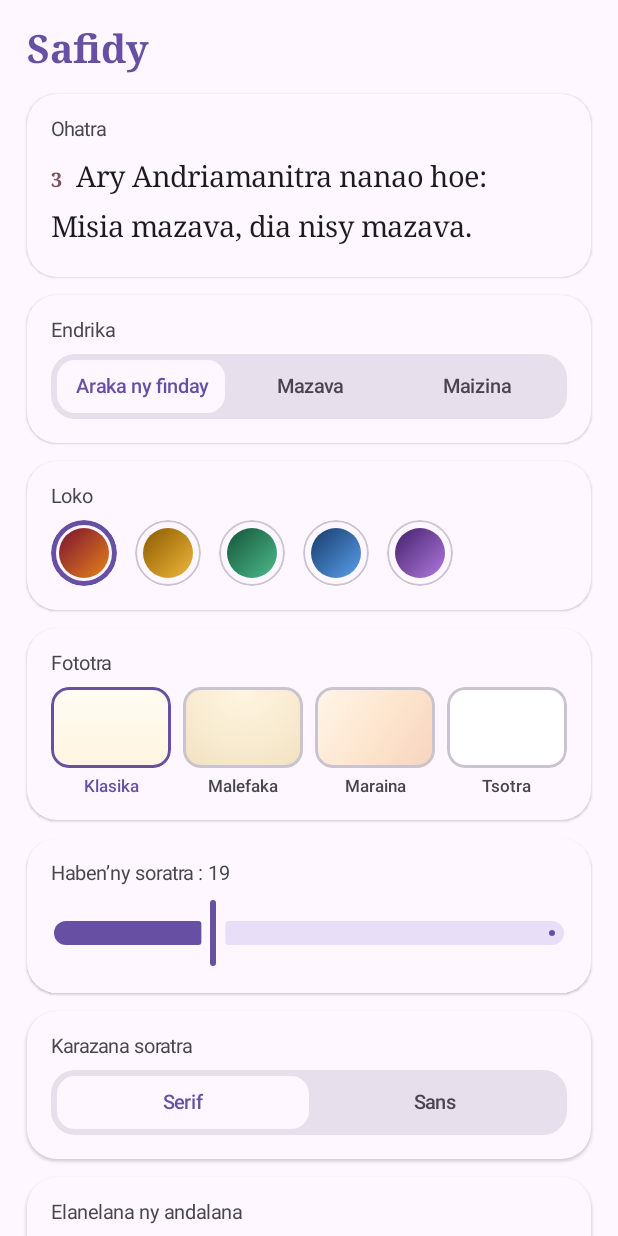
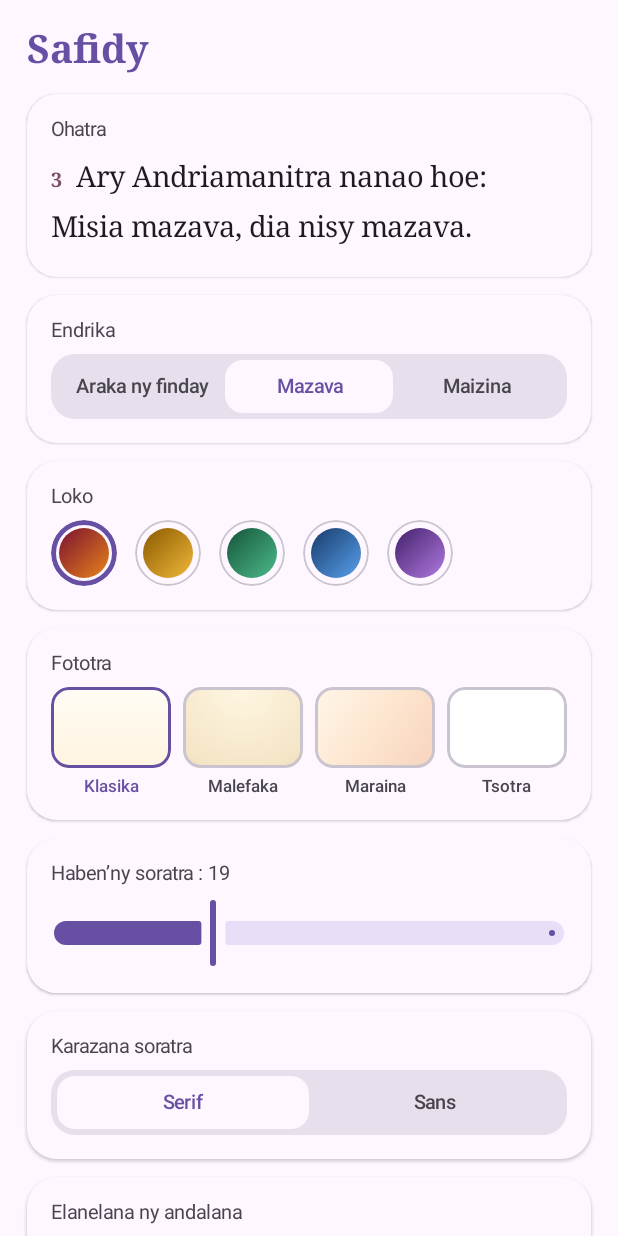
Before and after one commit to tanjonamamiratra/1.2.3, an Android app built with Jetpack Compose: the composable SettingsScreen shown on its own in the app's theme, after a tap on "Mazava", on a phone screen of 412 x 824 dp. Run offline under Robolectric (Android 15) with nearby library versions, the light colour scheme and no system bars; network calls fail; 1 statement that could not run was skipped.

Commit message:
Update theme and setting methods in SettingsScreen

```diff
--- a/JKMMBaiboly/app/src/main/java/mg/jkmm/baiboly/ui/SettingsScreen.kt
+++ b/JKMMBaiboly/app/src/main/java/mg/jkmm/baiboly/ui/SettingsScreen.kt
@@ -118,7 +118,7 @@
 @Composable
 fun ThemeCard(vm: BibleViewModel) {
     SettingBlock("Endrika") {
-        Segmented(listOf("Araka ny finday", "Mazava", "Maizina"), vm.theme, { vm.setTheme(it) })
+        Segmented(listOf("Araka ny finday", "Mazava", "Maizina"), vm.theme, { vm.updateTheme(it) })
     }
 }
 
@@ -131,7 +131,7 @@
                 val on = vm.accent == i
                 Box44(
                     selected = on,
-                    onClick = { vm.setAccent(i) },
+                    onClick = { vm.updateAccent(i) },
                     brush = Brush.linearGradient(listOf(a.lightHero[0], a.lightHero[2])),
                     ring = if (on) cs.primary else cs.outlineVariant,
                 )
@@ -161,7 +161,7 @@
                 val on = vm.bgStyle == i
                 val shape = RoundedCornerShape(12.dp)
                 Column(
-                    Modifier.weight(1f).clickable { vm.setBgStyle(i) },
+                    Modifier.weight(1f).clickable { vm.updateBgStyle(i) },
                     horizontalAlignment = Alignment.CenterHorizontally,
                 ) {
                     androidx.compose.foundation.layout.Box(
@@ -183,27 +183,27 @@
 @Composable
 fun FontCard(vm: BibleViewModel) {
     SettingBlock("Haben’ny soratra : ${vm.fontSize.toInt()}") {
-        Slider(value = vm.fontSize, onValueChange = { vm.setFontSize(it) }, valueRange = 14f..30f)
+        Slider(value = vm.fontSize, onValueChange = { vm.updateFontSize(it) }, valueRange = 14f..30f)
     }
 }
 
 @Composable
 fun FamilyCard(vm: BibleViewModel) {
     SettingBlock("Karazana soratra") {
-        Segmented(listOf("Serif", "Sans"), if (vm.sansFont) 1 else 0, { vm.setSansFont(it == 1) })
+        Segmented(listOf("Serif", "Sans"), if (vm.sansFont) 1 else 0, { vm.updateSansFont(it == 1) })
     }
 }
 
 @Composable
 private fun SpacingCard(vm: BibleViewModel) {
     SettingBlock("Elanelana ny andalana") {
-        Segmented(listOf("Antonony", "Lehibe"), if (vm.largeSpacing) 1 else 0, { vm.setLargeSpacing(it == 1) })
+        Segmented(listOf("Antonony", "Lehibe"), if (vm.largeSpacing) 1 else 0, { vm.updateLargeSpacing(it == 1) })
     }
 }
 
 @Composable
 private fun AlignCard(vm: BibleViewModel) {
     SettingBlock("Fandrafetana") {
-        Segmented(listOf("Havia", "Mitovy"), if (vm.justify) 1 else 0, { vm.setJustify(it == 1) })
+        Segmented(listOf("Havia", "Mitovy"), if (vm.justify) 1 else 0, { vm.updateJustify(it == 1) })
     }
 }
```
